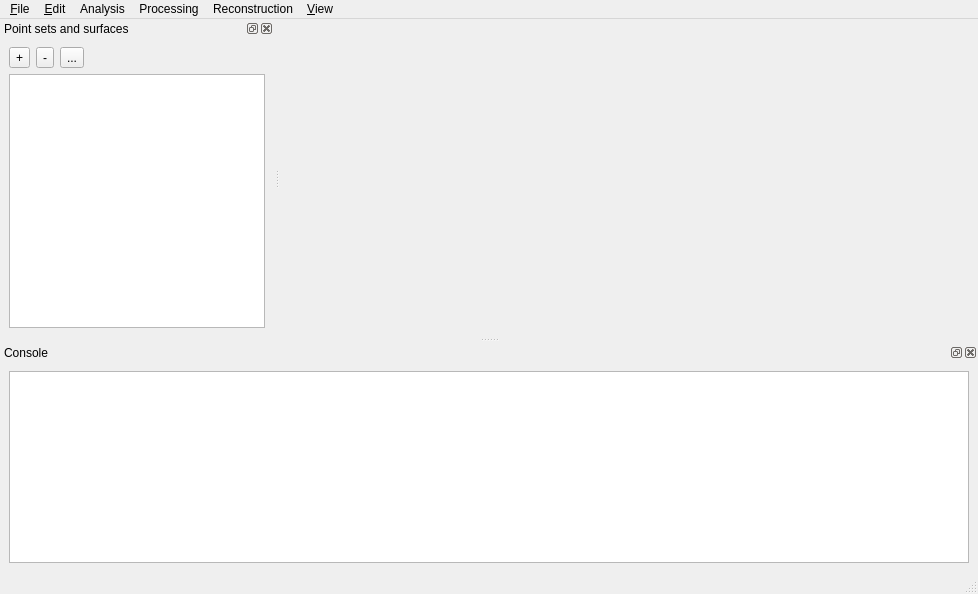
Qt form Surface_reconstruction_points_3/demo/Surface_reconstruction_points_3/Point_set_demo/MainWindow.ui (CGAL/cgal) before a commit.
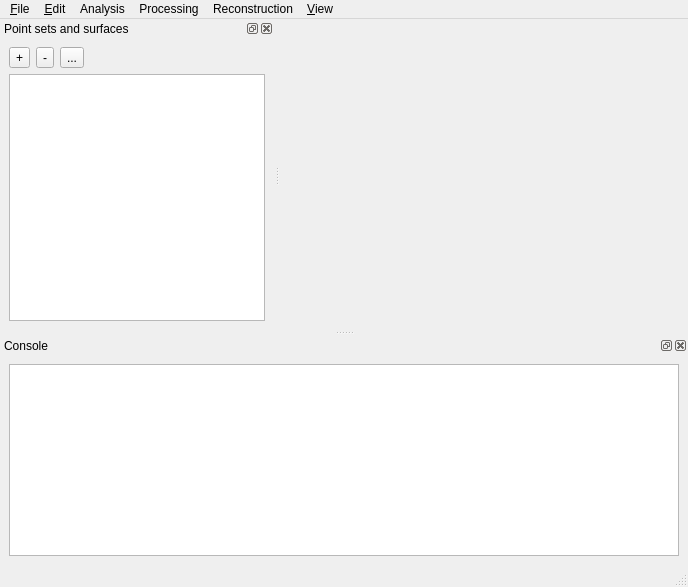
The same form after that commit. Icons and pictures are not drawn. Custom widgets are drawn as their Qt base class.

```diff
--- a/Surface_reconstruction_points_3/demo/Surface_reconstruction_points_3/Point_set_demo/MainWindow.ui
+++ b/Surface_reconstruction_points_3/demo/Surface_reconstruction_points_3/Point_set_demo/MainWindow.ui
@@ -5,8 +5,8 @@
    <rect>
     <x>0</x>
     <y>0</y>
-    <width>978</width>
-    <height>594</height>
+    <width>688</width>
+    <height>587</height>
    </rect>
   </property>
   <property name="windowTitle" >
@@ -17,14 +17,6 @@
     <normaloff>:/cgal/icons/resources/cgal_logo.xpm</normaloff>:/cgal/icons/resources/cgal_logo.xpm</iconset>
   </property>
   <widget class="QWidget" name="centralwidget" >
-   <property name="geometry" >
-    <rect>
-     <x>282</x>
-     <y>19</y>
-     <width>696</width>
-     <height>320</height>
-    </rect>
-   </property>
    <layout class="QVBoxLayout" name="verticalLayout_2" >
     <item>
      <widget class="Viewer" native="1" name="viewer" >
@@ -46,7 +38,7 @@
     <rect>
      <x>0</x>
      <y>0</y>
-     <width>978</width>
+     <width>688</width>
      <height>19</height>
     </rect>
    </property>
@@ -115,25 +107,8 @@
    <addaction name="menuReconstruction" />
    <addaction name="menuView" />
   </widget>
-  <widget class="QStatusBar" name="statusbar" >
-   <property name="geometry" >
-    <rect>
-     <x>0</x>
-     <y>575</y>
-     <width>978</width>
-     <height>19</height>
-    </rect>
-   </property>
-  </widget>
+  <widget class="QStatusBar" name="statusbar" />
   <widget class="QDockWidget" name="sceneDockWidget" >
-   <property name="geometry" >
-    <rect>
-     <x>0</x>
-     <y>19</y>
-     <width>276</width>
-     <height>320</height>
-    </rect>
-   </property>
    <property name="locale" >
     <locale country="UnitedStates" language="English" />
    </property>
@@ -144,14 +119,6 @@
     <number>1</number>
    </attribute>
    <widget class="QWidget" name="dockWidgetContent" >
-    <property name="geometry" >
-     <rect>
-      <x>0</x>
-      <y>20</y>
-      <width>276</width>
-      <height>300</height>
-     </rect>
-    </property>
     <layout class="QGridLayout" name="gridLayout_2" >
      <item row="0" column="0" >
       <layout class="QVBoxLayout" name="verticalLayout" >
@@ -224,14 +191,6 @@
    </widget>
   </widget>
   <widget class="QDockWidget" name="consoleDockWidget" >
-   <property name="geometry" >
-    <rect>
-     <x>0</x>
-     <y>345</y>
-     <width>978</width>
-     <height>230</height>
-    </rect>
-   </property>
    <property name="allowedAreas" >
     <set>Qt::BottomDockWidgetArea|Qt::LeftDockWidgetArea|Qt::TopDockWidgetArea</set>
    </property>
@@ -242,14 +201,6 @@
     <number>8</number>
    </attribute>
    <widget class="QWidget" name="dockWidgetContents" >
-    <property name="geometry" >
-     <rect>
-      <x>0</x>
-      <y>20</y>
-      <width>978</width>
-      <height>210</height>
-     </rect>
-    </property>
     <layout class="QVBoxLayout" name="verticalLayout_3" >
      <item>
       <widget class="QTextEdit" name="consoleTextEdit" >
```
Left out of the diff: 43 changed lines with no effect on the pictures.
